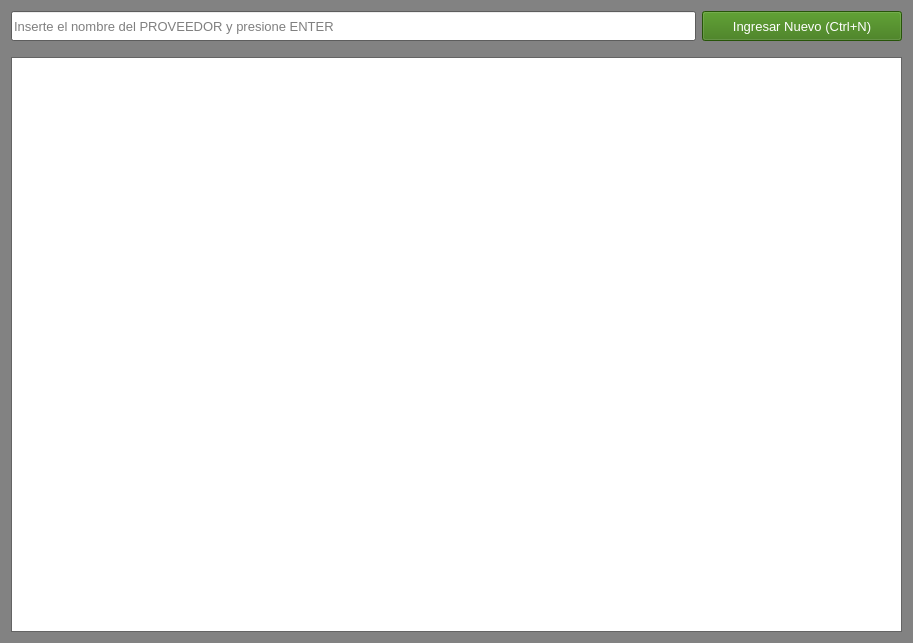
Above: gui/listas/listaProveedores.ui from shae-ra/sindicato before the change. Below: the same form after it.
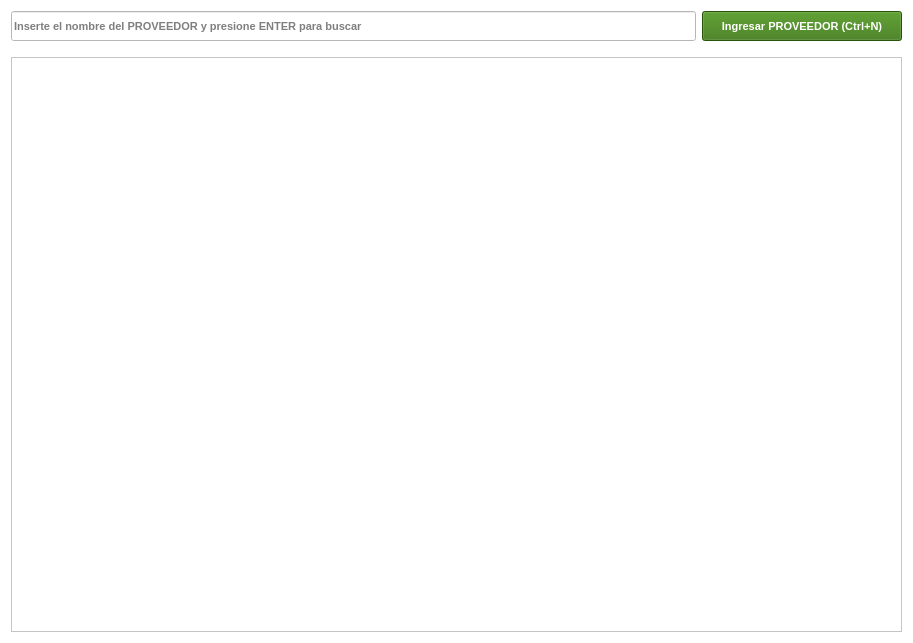
That is the form after the change. Icons and pictures are not drawn.

The edit to the form file:
```diff
--- a/gui/listas/listaProveedores.ui
+++ b/gui/listas/listaProveedores.ui
@@ -25,45 +25,45 @@
      <colorrole role="Button">
       <brush brushstyle="SolidPattern">
        <color alpha="255">
-        <red>130</red>
-        <green>130</green>
-        <blue>130</blue>
+        <red>255</red>
+        <green>255</green>
+        <blue>255</blue>
        </color>
       </brush>
      </colorrole>
      <colorrole role="Light">
       <brush brushstyle="SolidPattern">
        <color alpha="255">
-        <red>195</red>
-        <green>195</green>
-        <blue>195</blue>
+        <red>255</red>
+        <green>255</green>
+        <blue>255</blue>
        </color>
       </brush>
      </colorrole>
      <colorrole role="Midlight">
       <brush brushstyle="SolidPattern">
        <color alpha="255">
-        <red>162</red>
-        <green>162</green>
-        <blue>162</blue>
+        <red>255</red>
+        <green>255</green>
+        <blue>255</blue>
        </color>
       </brush>
      </colorrole>
      <colorrole role="Dark">
       <brush brushstyle="SolidPattern">
        <color alpha="255">
-        <red>65</red>
-        <green>65</green>
-        <blue>65</blue>
+        <red>127</red>
+        <green>127</green>
+        <blue>127</blue>
        </color>
       </brush>
      </colorrole>
      <colorrole role="Mid">
       <brush brushstyle="SolidPattern">
        <color alpha="255">
-        <red>87</red>
-        <green>87</green>
-        <blue>87</blue>
+        <red>170</red>
+        <green>170</green>
+        <blue>170</blue>
        </color>
       </brush>
      </colorrole>
@@ -106,9 +106,9 @@
      <colorrole role="Window">
       <brush brushstyle="SolidPattern">
        <color alpha="255">
-        <red>130</red>
-        <green>130</green>
-        <blue>130</blue>
+        <red>255</red>
+        <green>255</green>
+        <blue>255</blue>
        </color>
       </brush>
      </colorrole>
@@ -124,9 +124,9 @@
      <colorrole role="AlternateBase">
       <brush brushstyle="SolidPattern">
        <color alpha="255">
-        <red>192</red>
-        <green>192</green>
-        <blue>192</blue>
+        <red>255</red>
+        <green>255</green>
+        <blue>255</blue>
        </color>
       </brush>
      </colorrole>
@@ -162,45 +162,45 @@
      <colorrole role="Button">
       <brush brushstyle="SolidPattern">
        <color alpha="255">
-        <red>130</red>
-        <green>130</green>
-        <blue>130</blue>
+        <red>255</red>
+        <green>255</green>
+        <blue>255</blue>
        </color>
       </brush>
      </colorrole>
      <colorrole role="Light">
       <brush brushstyle="SolidPattern">
        <color alpha="255">
-        <red>195</red>
-        <green>195</green>
-        <blue>195</blue>
+        <red>255</red>
+        <green>255</green>
+        <blue>255</blue>
        </color>
       </brush>
      </colorrole>
      <colorrole role="Midlight">
       <brush brushstyle="SolidPattern">
        <color alpha="255">
-        <red>162</red>
-        <green>162</green>
-        <blue>162</blue>
+        <red>255</red>
+        <green>255</green>
+        <blue>255</blue>
        </color>
       </brush>
      </colorrole>
      <colorrole role="Dark">
       <brush brushstyle="SolidPattern">
        <color alpha="255">
-        <red>65</red>
-        <green>65</green>
-        <blue>65</blue>
+        <red>127</red>
+        <green>127</green>
+        <blue>127</blue>
        </color>
       </brush>
      </colorrole>
      <colorrole role="Mid">
       <brush brushstyle="SolidPattern">
        <color alpha="255">
-        <red>87</red>
-        <green>87</green>
-        <blue>87</blue>
+        <red>170</red>
+        <green>170</green>
+        <blue>170</blue>
        </color>
       </brush>
      </colorrole>
@@ -243,9 +243,9 @@
      <colorrole role="Window">
       <brush brushstyle="SolidPattern">
        <color alpha="255">
-        <red>130</red>
-        <green>130</green>
-        <blue>130</blue>
+        <red>255</red>
+        <green>255</green>
+        <blue>255</blue>
        </color>
       </brush>
      </colorrole>
@@ -261,9 +261,9 @@
      <colorrole role="AlternateBase">
       <brush brushstyle="SolidPattern">
        <color alpha="255">
-        <red>192</red>
-        <green>192</green>
-        <blue>192</blue>
+        <red>255</red>
+        <green>255</green>
+        <blue>255</blue>
        </color>
       </brush>
      </colorrole>
@@ -290,63 +290,63 @@
      <colorrole role="WindowText">
       <brush brushstyle="SolidPattern">
        <color alpha="255">
-        <red>65</red>
-        <green>65</green>
-        <blue>65</blue>
+        <red>127</red>
+        <green>127</green>
+        <blue>127</blue>
        </color>
       </brush>
      </colorrole>
      <colorrole role="Button">
       <brush brushstyle="SolidPattern">
        <color alpha="255">
-        <red>130</red>
-        <green>130</green>
-        <blue>130</blue>
+        <red>255</red>
+        <green>255</green>
+        <blue>255</blue>
        </color>
       </brush>
      </colorrole>
      <colorrole role="Light">
       <brush brushstyle="SolidPattern">
        <color alpha="255">
-        <red>195</red>
-        <green>195</green>
-        <blue>195</blue>
+        <red>255</red>
+        <green>255</green>
+        <blue>255</blue>
        </color>
       </brush>
      </colorrole>
      <colorrole role="Midlight">
       <brush brushstyle="SolidPattern">
        <color alpha="255">
-        <red>162</red>
-        <green>162</green>
-        <blue>162</blue>
+        <red>255</red>
+        <green>255</green>
+        <blue>255</blue>
        </color>
       </brush>
      </colorrole>
      <colorrole role="Dark">
       <brush brushstyle="SolidPattern">
        <color alpha="255">
-        <red>65</red>
-        <green>65</green>
-        <blue>65</blue>
+        <red>127</red>
+        <green>127</green>
+        <blue>127</blue>
        </color>
       </brush>
      </colorrole>
      <colorrole role="Mid">
       <brush brushstyle="SolidPattern">
        <color alpha="255">
-        <red>87</red>
-        <green>87</green>
-        <blue>87</blue>
+        <red>170</red>
+        <green>170</green>
+        <blue>170</blue>
        </color>
       </brush>
      </colorrole>
      <colorrole role="Text">
       <brush brushstyle="SolidPattern">
        <color alpha="255">
-        <red>65</red>
-        <green>65</green>
-        <blue>65</blue>
+        <red>127</red>
+        <green>127</green>
+        <blue>127</blue>
        </color>
       </brush>
      </colorrole>
@@ -362,27 +362,27 @@
      <colorrole role="ButtonText">
       <brush brushstyle="SolidPattern">
        <color alpha="255">
-        <red>65</red>
-        <green>65</green>
-        <blue>65</blue>
+        <red>127</red>
+        <green>127</green>
+        <blue>127</blue>
        </color>
       </brush>
      </colorrole>
      <colorrole role="Base">
       <brush brushstyle="SolidPattern">
        <color alpha="255">
-        <red>130</red>
-        <green>130</green>
-        <blue>130</blue>
+        <red>255</red>
+        <green>255</green>
+        <blue>255</blue>
        </color>
       </brush>
      </colorrole>
      <colorrole role="Window">
       <brush brushstyle="SolidPattern">
        <color alpha="255">
-        <red>130</red>
-        <green>130</green>
-        <blue>130</blue>
+        <red>255</red>
+        <green>255</green>
+        <blue>255</blue>
        </color>
       </brush>
      </colorrole>
@@ -398,9 +398,9 @@
      <colorrole role="AlternateBase">
       <brush brushstyle="SolidPattern">
        <color alpha="255">
-        <red>130</red>
-        <green>130</green>
-        <blue>130</blue>
+        <red>255</red>
+        <green>255</green>
+        <blue>255</blue>
        </color>
       </brush>
      </colorrole>
@@ -433,6 +433,14 @@
     <layout class="QGridLayout" name="gridLayout_2" rowstretch="5,0,95">
      <item row="1" column="0" colspan="2">
       <spacer name="horizontalSpacer">
+       <property name="font">
+        <font>
+         <family>Arial</family>
+         <pointsize>8</pointsize>
+         <weight>75</weight>
+         <bold>true</bold>
+        </font>
+       </property>
        <property name="orientation">
         <enum>Qt::Horizontal</enum>
        </property>
@@ -448,8 +456,8 @@
       <widget class="QTableView" name="tbl_articulos">
        <property name="font">
         <font>
-         <family>MS Shell Dlg 2</family>
-         <pointsize>10</pointsize>
+         <family>System</family>
+         <pointsize>12</pointsize>
          <weight>75</weight>
          <bold>true</bold>
         </font>
@@ -484,10 +492,10 @@
        </property>
        <property name="font">
         <font>
-         <family>MS Shell Dlg 2</family>
-         <pointsize>10</pointsize>
-         <weight>50</weight>
-         <bold>false</bold>
+         <family>Arial</family>
+         <pointsize>8</pointsize>
+         <weight>75</weight>
+         <bold>true</bold>
         </font>
        </property>
        <property name="styleSheet">
@@ -503,7 +511,7 @@
 </string>
        </property>
        <property name="text">
-        <string>Ingresar Nuevo (Ctrl+N)</string>
+        <string>Ingresar PROVEEDOR (Ctrl+N)</string>
        </property>
        <property name="icon">
         <iconset>
@@ -530,10 +538,10 @@
        </property>
        <property name="font">
         <font>
-         <family>MS Shell Dlg 2</family>
-         <pointsize>10</pointsize>
-         <weight>50</weight>
-         <bold>false</bold>
+         <family>Arial</family>
+         <pointsize>8</pointsize>
+         <weight>75</weight>
+         <bold>true</bold>
         </font>
        </property>
        <property name="mouseTracking">
@@ -546,7 +554,7 @@
         <bool>true</bool>
        </property>
        <property name="placeholderText">
-        <string>Inserte el nombre del PROVEEDOR y presione ENTER</string>
+        <string>Inserte el nombre del PROVEEDOR y presione ENTER para buscar</string>
        </property>
        <property name="clearButtonEnabled">
         <bool>true</bool>
```
